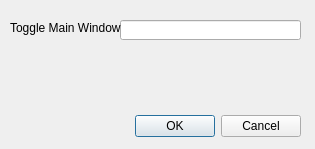
Before: the Qt Designer form hotkeysettings.ui in brookhong/wikenotes, drawn with Qt 5.
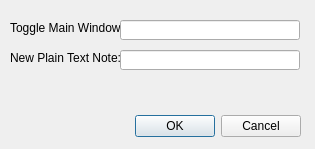
After: the same form once the commit is applied.

Commit message: contextmenu for plain text note; global hotkey for new text note

Patch:
```diff
--- a/hotkeysettings.ui
+++ b/hotkeysettings.ui
@@ -34,7 +34,7 @@
     <rect>
      <x>120</x>
      <y>20</y>
-     <width>181</width>
+     <width>180</width>
      <height>20</height>
     </rect>
    </property>
@@ -44,13 +44,42 @@
     <rect>
      <x>10</x>
      <y>20</y>
-     <width>111</width>
+     <width>110</width>
      <height>16</height>
     </rect>
    </property>
    <property name="text">
     <string>Toggle Main Window:</string>
    </property>
+   <property name="buddy">
+    <cstring>lineEdit</cstring>
+   </property>
+  </widget>
+  <widget class="QLineEdit" name="leNewTextNote">
+   <property name="geometry">
+    <rect>
+     <x>120</x>
+     <y>50</y>
+     <width>180</width>
+     <height>20</height>
+    </rect>
+   </property>
+  </widget>
+  <widget class="QLabel" name="label_2">
+   <property name="geometry">
+    <rect>
+     <x>10</x>
+     <y>50</y>
+     <width>110</width>
+     <height>16</height>
+    </rect>
+   </property>
+   <property name="text">
+    <string>New Plain Text Note:</string>
+   </property>
+   <property name="buddy">
+    <cstring>leNewTextNote</cstring>
+   </property>
   </widget>
  </widget>
  <resources/>
```
Left out of the diff: 5 changed lines with no effect on the pictures. The commit also changes 7 other files.
